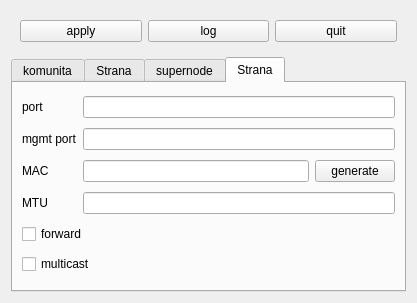
Above: n2n-manager/manager.ui from maruncz/n2n-manager before the change. Below: the same form after it.
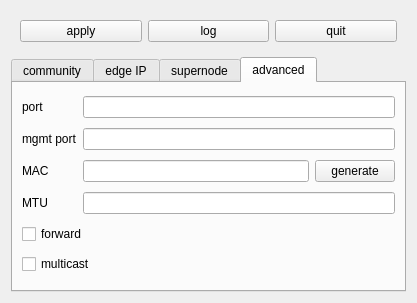
That is the form after the change.

Commit message: fixed tray icon

```diff
--- a/n2n-manager/manager.ui
+++ b/n2n-manager/manager.ui
@@ -57,7 +57,7 @@
      </property>
      <widget class="QWidget" name="tab_2">
       <attribute name="title">
-       <string>komunita</string>
+       <string>community</string>
       </attribute>
       <layout class="QGridLayout" name="gridLayout_3">
        <item row="0" column="0">
@@ -108,7 +108,7 @@
      </widget>
      <widget class="QWidget" name="tab_5">
       <attribute name="title">
-       <string>Strana</string>
+       <string>edge IP</string>
       </attribute>
       <layout class="QGridLayout" name="gridLayout_4">
        <item row="1" column="0">
@@ -199,7 +199,7 @@
      </widget>
      <widget class="QWidget" name="tab_4">
       <attribute name="title">
-       <string>Strana</string>
+       <string>advanced</string>
       </attribute>
       <layout class="QGridLayout" name="gridLayout_6">
        <item row="1" column="0">
```
The commit also changes 1 other file.
